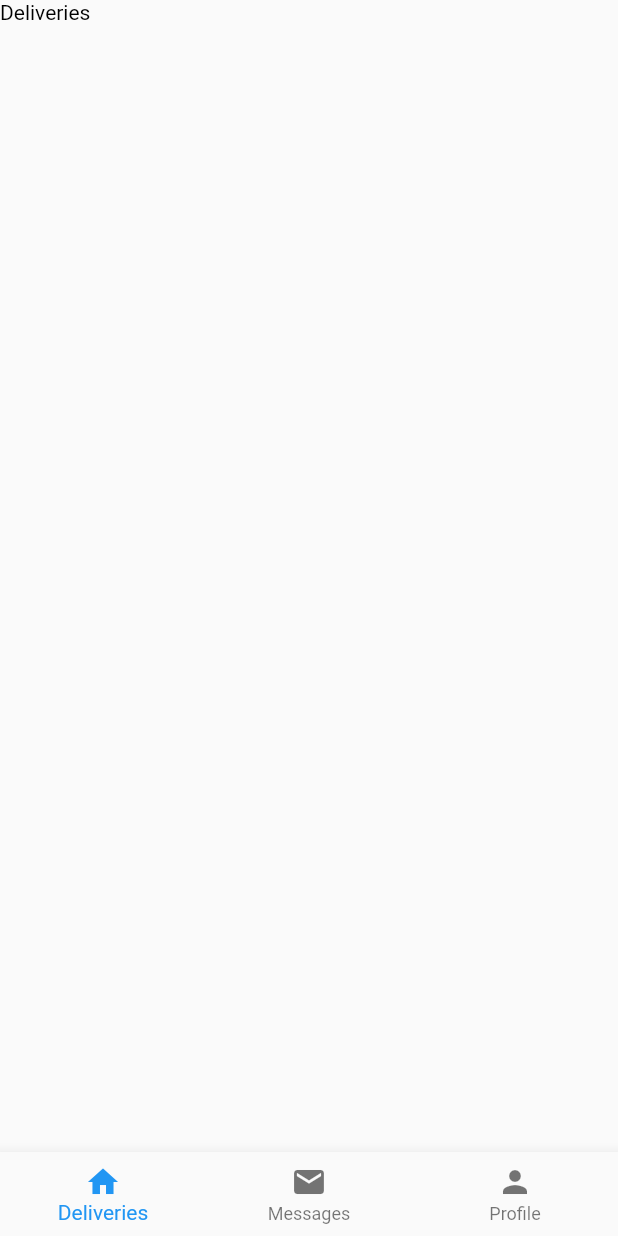
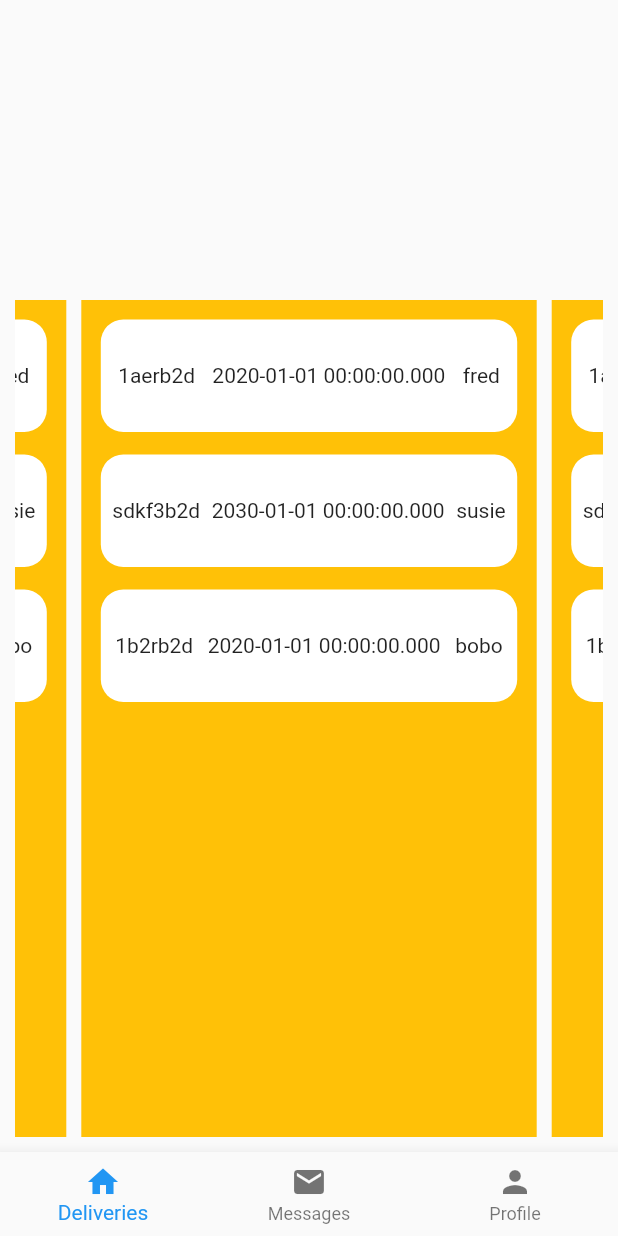
Before and after one commit to gabrielgranata/packing-heat, a Flutter app: the BusinessHomeScreen screen opened by its route, on a phone screen of 412 x 824 dp. Run offline on Flutter 3.47's test engine with Material 2 defaults, Android fonts, the phone set to English and light mode, and no system bars; drawn by our look-alikes of carousel_slider; our stand-ins replace firebase_auth, firebase_database; accounts and stored records are empty.

Commit message:
added company home screen with carousel

```diff
--- a/innova/lib/screens/home_screen_business.dart
+++ b/innova/lib/screens/home_screen_business.dart
@@ -1,4 +1,6 @@
 import 'package:flutter/material.dart';
+import 'package:carousel_slider/carousel_slider.dart';
+import 'package:firebase_database/firebase_database.dart';
 
 class BusinessHomeScreen extends StatefulWidget {
   @override
@@ -9,7 +11,7 @@ class _BusinessHomeScreenState extends State<BusinessHomeScreen> {
 
   int _currentIndex = 0;
   final List<Widget> _children = [
-    PlaceHolder("Deliveries"),
+    DeliveryView(),
     PlaceHolder("Messages"),
     PlaceHolder("Profile"),
   ];
@@ -63,3 +65,110 @@ class PlaceHolder extends StatelessWidget {
     );
   }
 }
+
+class DeliveryView extends StatelessWidget {
+
+  @override
+  Widget build(BuildContext context) {
+    return Scaffold (
+      body: SafeArea(
+        child: Padding (
+          padding: EdgeInsets.fromLTRB(10, 200, 10, 10),
+          child: CarouselSlider(
+            height: 600.0,
+            enableInfiniteScroll: false,
+            initialPage: 1,
+            items: [DeliveryList(0), DeliveryList(1), DeliveryList(2)].map((i) {
+              return Builder(
+                builder: (BuildContext context) {
+                  return Container(
+                      width: MediaQuery.of(context).size.width,
+                      margin: EdgeInsets.symmetric(horizontal: 5.0),
+                      decoration: BoxDecoration(
+                          color: Colors.amber
+                      ),
+                      child: DeliveryList(0)
+                  );
+                },
+              );
+            }).toList(),
+        )
+      )
+      )
+    );
+  }
+}
+
+class DeliveryList extends StatelessWidget {
+
+  DeliveryList(this.currentIndex);
+
+  final int currentIndex;
+
+  @override
+  Widget build(BuildContext context){
+    return ListView (
+      /* TODO: get all delivery items from db for current status,
+          make new DeliveryListItem for each and display */
+      padding: const EdgeInsets.all(8),
+      children: <Widget> [
+//        Text(
+//          if()
+//        ),
+        DeliveryListItem("new", "1aerb2d", new DateTime(2020, 01, 01),
+          new DateTime(2020, 01, 01), 13.23, 5.00, 2.3, "box", "fred"),
+        DeliveryListItem("in progress", "sdkf3b2d", new DateTime(2030, 01, 01),
+            new DateTime(2020, 01, 01), 4.99, 1.3, 6.0, "box", "susie"),
+        DeliveryListItem("completed", "1b2rb2d", new DateTime(2020, 01, 01),
+            new DateTime(2020, 01, 01), 1.32, 18.9, 6.0, "box", "bobo")
+      ]
+    );
+  }
+}
+
+class DeliveryListItem extends StatelessWidget {
+
+  DeliveryListItem(
+      this.status,
+      this.trackingNumber,
+      this.dateRequested,
+      this.datePickedUp,
+      this.rateForDelivery,
+      this.weight,
+      this.volume,
+      this.itemType,
+      this.deliveryPerson
+  );
+
+  final String status;
+  final String trackingNumber;
+  final DateTime dateRequested;
+  final DateTime datePickedUp;
+  final double rateForDelivery;
+  final double weight;
+  final double volume;
+  final String itemType;
+  final String deliveryPerson; //TODO: Later change to class DeliveryPerson
+
+  @override
+  Widget build(BuildContext context) {
+    return
+      Container (
+        decoration: BoxDecoration(
+          color: Colors.white,
+          borderRadius: BorderRadius.all(Radius.circular(15.0)),
+        ),
+        height: 75,
+        margin: const EdgeInsets.fromLTRB(5, 5, 5, 10),
+        child:  Row (
+          mainAxisAlignment: MainAxisAlignment.spaceEvenly,
+          children: <Widget> [
+            Text ('$trackingNumber'),
+            Text ('$dateRequested'),
+            Text ('$deliveryPerson')
+          ]
+        ),
+      );
+
+  }
+}
--- a/innova/pubspec.yaml
+++ b/innova/pubspec.yaml
@@ -25,6 +25,7 @@ dependencies:
   cupertino_icons: ^0.1.2
   firebase_auth: ^0.15.4
   http: ^0.12.0+4
+  carousel_slider: ^1.3.0
 
 dev_dependencies:
   flutter_test:
```
Also changed, not shown: innova/pubspec.lock.
